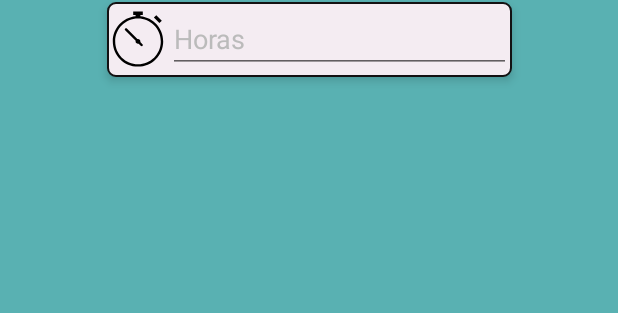
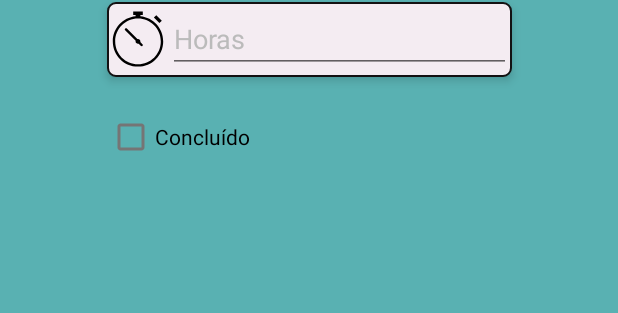
Before and after one commit to fcventura02/agenda, an Android app: the layout fragment_update_schedule.xml on its own in the app's theme, with its tools: preview values and no code run, on a phone screen of 412 x 824 dp. Shown: the part 557-870 px from the top of the screen. Run offline under Robolectric (Android 15) with nearby library versions, the phone set to English and light mode, and no system bars.

Commit message:
Created function update Schedule item

```diff
--- a/app/src/main/res/layout/fragment_update_schedule.xml
+++ b/app/src/main/res/layout/fragment_update_schedule.xml
@@ -85,7 +85,7 @@
             app:layout_constraintTop_toTopOf="parent" />
 
         <EditText
-            android:id="@+id/et_new_schedule_task"
+            android:id="@+id/et_schedule_update_task"
             android:layout_width="match_parent"
             android:layout_height="45dp"
             android:hint="@string/tarefa"
@@ -210,8 +210,18 @@
             tools:layout_editor_absoluteY="403dp" />
     </LinearLayout>
 
+    <CheckBox
+        android:id="@+id/isCompleted"
+        android:layout_width="wrap_content"
+        android:layout_height="wrap_content"
+        android:layout_marginTop="16dp"
+        android:text="@string/Concluido"
+        app:layout_constraintStart_toStartOf="@+id/vw_schedule_update_hour"
+        app:layout_constraintTop_toBottomOf="@+id/vw_schedule_update_hour" />
+
+
     <Button
-        android:id="@+id/btm_schedule_confirm"
+        android:id="@+id/btm_schedule_update_confirm"
         android:layout_width="270dp"
         android:layout_height="50dp"
         android:backgroundTint="@color/vinho_200"
@@ -224,4 +234,5 @@
         app:layout_constraintStart_toStartOf="parent"
         app:layout_constraintTop_toBottomOf="@+id/vw_schedule_update_hour" />
 
+
 </androidx.constraintlayout.widget.ConstraintLayout>
--- a/app/src/main/res/values/strings.xml
+++ b/app/src/main/res/values/strings.xml
@@ -20,4 +20,5 @@
     <string name="time">Horas</string>
     <!-- TODO: Remove or change this placeholder text -->
     <string name="hello_blank_fragment">Hello blank fragment</string>
+    <string name="Concluido">Concluído</string>
 </resources>
```
Also changed, not shown: app/src/main/java/br/com/agenda/data/repository/ScheduleRepository.kt (+7 -3 lines), app/src/main/java/br/com/agenda/data/schedule_data/ScheduleDao.kt (+6 -6 lines), app/src/main/java/br/com/agenda/data/viewModel/ScheduleViewModel.kt (+7 -15 lines), app/src/main/java/br/com/agenda/fragments/add_schedule.kt (+6 -3 lines), app/src/main/java/br/com/agenda/fragments/updateSchedule.kt (+72 -1 lines).
